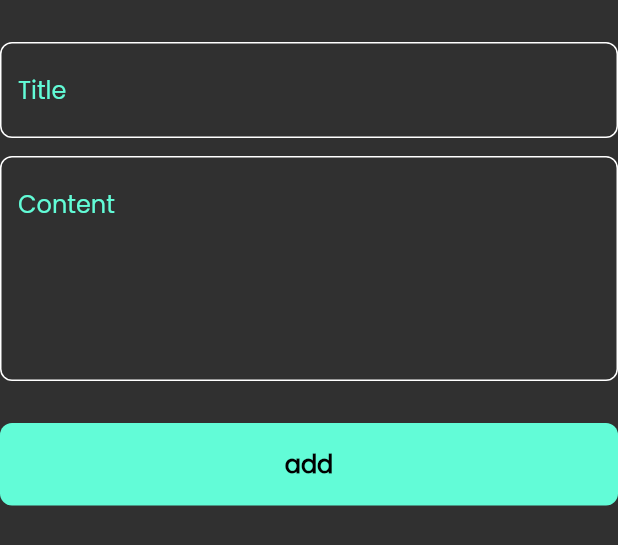
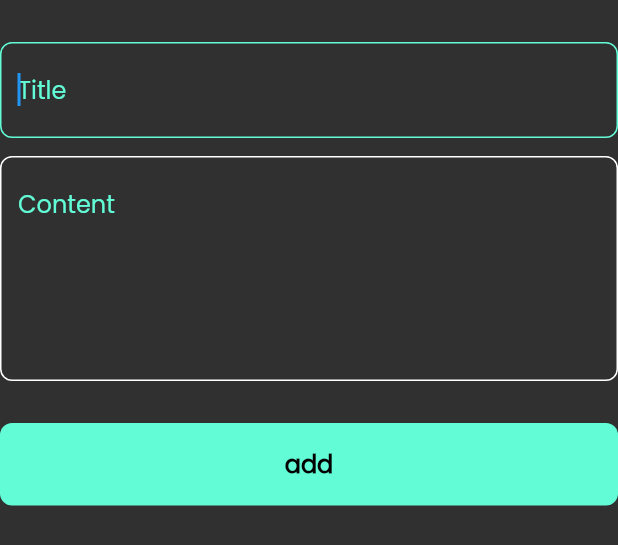
Before and after one commit to ahmedhamdi11/notes-app, a Flutter app: the AddNoteForm widget shown alone on an empty page, opened directly, on a phone screen of 412 x 824 dp. Shown: the top 545 px of the screen. Run offline on Flutter 3.47's test engine with Material 2 defaults, Android fonts, the phone set to English and light mode, and no system bars; our stand-ins replace bloc, flutter_bloc, hive, hive_flutter; accounts and stored records are empty.

```diff
--- a/lib/components/add_note_form.dart
+++ b/lib/components/add_note_form.dart
@@ -30,6 +30,7 @@ class _AddNoteFormState extends State<AddNoteForm> {
                 height: 28.0,
               ),
               CustomTextField(
+                autoFocus: true,
                 hintText: 'Title',
                 onSaved: (value) {
                   title = value;
--- a/lib/components/custom_text_field.dart
+++ b/lib/components/custom_text_field.dart
@@ -2,14 +2,16 @@ import 'package:flutter/material.dart';
 import 'package:my_notes/constants.dart';
 
 class CustomTextField extends StatelessWidget {
-  const CustomTextField({super.key, required this.hintText, this.maxLines = 1, this.onSaved});
+  const CustomTextField({super.key, required this.hintText, this.maxLines = 1, this.onSaved,  this.autoFocus=false});
   final String hintText;
   final int maxLines;
+  final bool autoFocus;
   final void Function(String?)? onSaved;
   @override
   Widget build(BuildContext context) {
     return TextFormField(
       onSaved: onSaved,
+      autofocus: autoFocus,
       validator: (value){
         if(value?.isEmpty ?? true){
           return 'field required';
```
